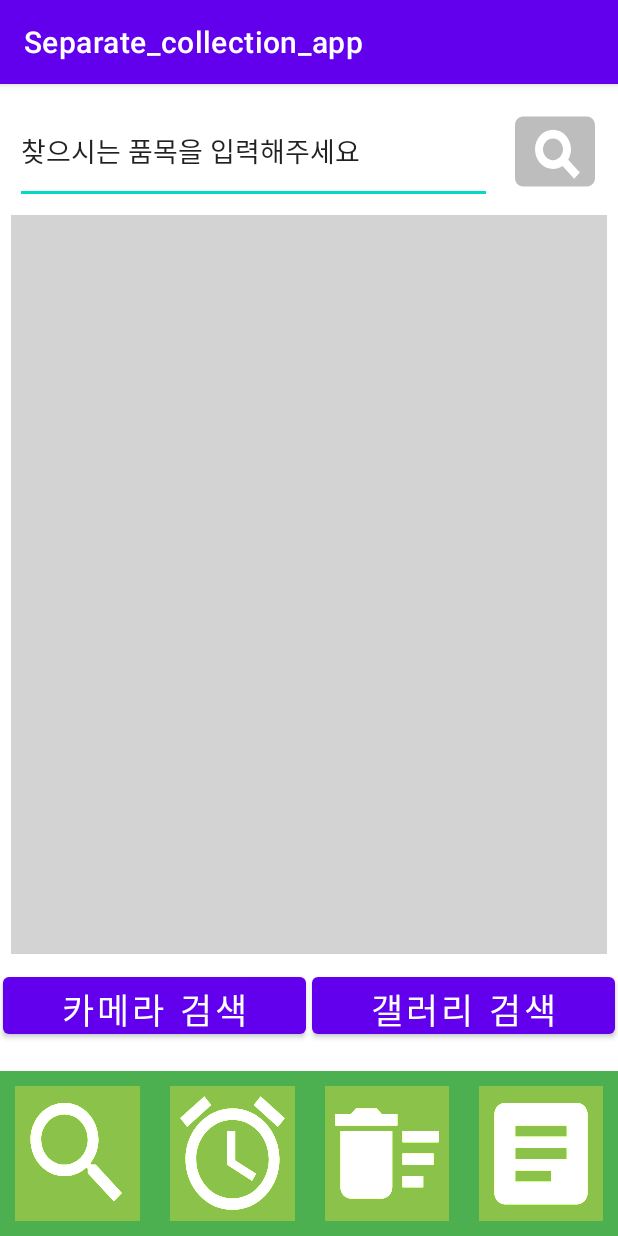
After one commit to coldDayss/Separate_collection_app, an Android app: the SearchScreenActivity screen opened directly, with no data from a screen before it, on a phone screen of 412 x 824 dp. The commit adds this screen. Run offline under Robolectric (Android 15) with nearby library versions, the phone set to English and light mode, and no system bars.

Commit message:
방승연
검색, 카메라 검색(화면만), 이미지 검색

```diff
--- /dev/null
+++ b/app/src/main/java/com/example/separate_collection_app/SearchScreenActivity.java
@@ -0,0 +1,32 @@
+package com.example.separate_collection_app;
+
+import androidx.appcompat.app.AppCompatActivity;
+
+import android.content.Intent;
+import android.os.Bundle;
+import android.view.View;
+import android.widget.Button;
+
+public class SearchScreenActivity extends AppCompatActivity {
+    Button camera_screenBtn, gallery_screenBtn;
+
+    @Override
+    protected void onCreate(Bundle savedInstanceState) {
+        super.onCreate(savedInstanceState);
+        setContentView(R.layout.activity_search_screen);
+
+        camera_screenBtn = (Button) findViewById(R.id.camera_search);
+
+        camera_screenBtn.setOnClickListener((v) -> {
+            Intent intent_camera = new Intent(getApplicationContext(), SearchCameraScreenActivity.class);
+            startActivity(intent_camera);
+        });
+
+        gallery_screenBtn = (Button) findViewById(R.id.gallery_search);
+
+        gallery_screenBtn.setOnClickListener((v) -> {
+            Intent intent_gallery = new Intent(getApplicationContext(), SearchGalleryScreenActivity.class);
+            startActivity(intent_gallery);
+        });
+    }
+}
--- /dev/null
+++ b/app/src/main/res/drawable/ic_baseline_access_alarm_24.xml
@@ -0,0 +1,10 @@
+<vector xmlns:android="http://schemas.android.com/apk/res/android"
+    android:width="24dp"
+    android:height="24dp"
+    android:viewportWidth="24"
+    android:viewportHeight="24"
+    android:tint="?attr/colorControlNormal">
+  <path
+      android:fillColor="@android:color/white"
+      android:pathData="M22,5.72l-4.6,-3.86 -1.29,1.53 4.6,3.86L22,5.72zM7.88,3.39L6.6,1.86 2,5.71l1.29,1.53 4.59,-3.85zM12.5,8L11,8v6l4.75,2.85 0.75,-1.23 -4,-2.37L12.5,8zM12,4c-4.97,0 -9,4.03 -9,9s4.02,9 9,9c4.97,0 9,-4.03 9,-9s-4.03,-9 -9,-9zM12,20c-3.87,0 -7,-3.13 -7,-7s3.13,-7 7,-7 7,3.13 7,7 -3.13,7 -7,7z"/>
+</vector>
--- /dev/null
+++ b/app/src/main/res/drawable/ic_baseline_article_24.xml
@@ -0,0 +1,10 @@
+<vector xmlns:android="http://schemas.android.com/apk/res/android"
+    android:width="24dp"
+    android:height="24dp"
+    android:viewportWidth="24"
+    android:viewportHeight="24"
+    android:tint="?attr/colorControlNormal">
+  <path
+      android:fillColor="@android:color/white"
+      android:pathData="M19,3L5,3c-1.1,0 -2,0.9 -2,2v14c0,1.1 0.9,2 2,2h14c1.1,0 2,-0.9 2,-2L21,5c0,-1.1 -0.9,-2 -2,-2zM14,17L7,17v-2h7v2zM17,13L7,13v-2h10v2zM17,9L7,9L7,7h10v2z"/>
+</vector>
--- /dev/null
+++ b/app/src/main/res/drawable/ic_baseline_delete_sweep_24.xml
@@ -0,0 +1,10 @@
+<vector xmlns:android="http://schemas.android.com/apk/res/android"
+    android:width="24dp"
+    android:height="24dp"
+    android:viewportWidth="24"
+    android:viewportHeight="24"
+    android:tint="?attr/colorControlNormal">
+  <path
+      android:fillColor="@android:color/white"
+      android:pathData="M15,16h4v2h-4zM15,8h7v2h-7zM15,12h6v2h-6zM3,18c0,1.1 0.9,2 2,2h6c1.1,0 2,-0.9 2,-2L13,8L3,8v10zM14,5h-3l-1,-1L6,4L5,5L2,5v2h12z"/>
+</vector>
--- /dev/null
+++ b/app/src/main/res/drawable/ic_baseline_pageview_24.xml
@@ -0,0 +1,10 @@
+<vector xmlns:android="http://schemas.android.com/apk/res/android"
+    android:width="24dp"
+    android:height="24dp"
+    android:viewportWidth="24"
+    android:viewportHeight="24"
+    android:tint="?attr/colorControlNormal">
+  <path
+      android:fillColor="@android:color/white"
+      android:pathData="M11.5,9C10.12,9 9,10.12 9,11.5s1.12,2.5 2.5,2.5 2.5,-1.12 2.5,-2.5S12.88,9 11.5,9zM20,4L4,4c-1.1,0 -2,0.9 -2,2v12c0,1.1 0.9,2 2,2h16c1.1,0 2,-0.9 2,-2L22,6c0,-1.1 -0.9,-2 -2,-2zM16.79,18.21l-2.91,-2.91c-0.69,0.44 -1.51,0.7 -2.39,0.7C9.01,16 7,13.99 7,11.5S9.01,7 11.5,7 16,9.01 16,11.5c0,0.88 -0.26,1.69 -0.7,2.39l2.91,2.9 -1.42,1.42z"/>
+</vector>
--- /dev/null
+++ b/app/src/main/res/drawable/ic_baseline_search_24.xml
@@ -0,0 +1,10 @@
+<vector xmlns:android="http://schemas.android.com/apk/res/android"
+    android:width="24dp"
+    android:height="24dp"
+    android:viewportWidth="24"
+    android:viewportHeight="24"
+    android:tint="?attr/colorControlNormal">
+  <path
+      android:fillColor="@android:color/white"
+      android:pathData="M15.5,14h-0.79l-0.28,-0.27C15.41,12.59 16,11.11 16,9.5 16,5.91 13.09,3 9.5,3S3,5.91 3,9.5 5.91,16 9.5,16c1.61,0 3.09,-0.59 4.23,-1.57l0.27,0.28v0.79l5,4.99L20.49,19l-4.99,-5zM9.5,14C7.01,14 5,11.99 5,9.5S7.01,5 9.5,5 14,7.01 14,9.5 11.99,14 9.5,14z"/>
+</vector>
--- /dev/null
+++ b/app/src/main/res/layout/activity_search_screen.xml
@@ -0,0 +1,135 @@
+<?xml version="1.0" encoding="utf-8"?>
+<LinearLayout xmlns:android="http://schemas.android.com/apk/res/android"
+    xmlns:app="http://schemas.android.com/apk/res-auto"
+    xmlns:tools="http://schemas.android.com/tools"
+    android:layout_width="match_parent"
+    android:layout_height="match_parent"
+    tools:context=".SearchScreenActivity"
+    android:orientation="vertical">
+
+    <LinearLayout
+        android:layout_marginTop="10dp"
+        android:layout_width="match_parent"
+        android:layout_height="0dp"
+        android:layout_weight="1"
+        android:orientation="horizontal">
+
+        <EditText
+            android:id="@+id/search_bar"
+            android:layout_width="0dp"
+            android:layout_height="match_parent"
+            android:layout_gravity="bottom"
+            android:layout_marginLeft="10dp"
+            android:layout_marginRight="10dp"
+            android:layout_weight="5"
+            android:text="찾으시는 품목을 입력해주세요"
+            android:textSize="18dp" />
+
+        <Button
+            android:id="@+id/search_button"
+            android:layout_width="0dp"
+            android:layout_height="match_parent"
+            android:layout_gravity="center"
+            android:layout_marginRight="10dp"
+            android:layout_weight="1"
+            android:background="@drawable/ic_baseline_pageview_24"
+            app:backgroundTint="#BDBDBD" />
+
+    </LinearLayout>
+
+    <LinearLayout
+        android:id="@+id/cearchView"
+        android:layout_width="match_parent"
+        android:layout_height="0dp"
+        android:layout_margin="7dp"
+        android:layout_weight="7"
+        android:background="#D3D3D3">
+
+        <ScrollView
+            android:id="@+id/cearchViewList"
+            android:layout_width="match_parent"
+            android:layout_height="wrap_content">
+
+
+        </ScrollView>
+
+
+    </LinearLayout>
+
+    <LinearLayout
+        android:layout_width="match_parent"
+        android:layout_height="0dp"
+        android:orientation="horizontal"
+        android:layout_weight="1">
+
+        <Button
+            android:id="@+id/camera_search"
+            android:layout_width="match_parent"
+            android:layout_height="50dp"
+            android:text="카메라 검색"
+            android:textSize="23sp"
+            android:layout_margin="2dp"
+            android:layout_weight="1"/>
+
+        <Button
+            android:id="@+id/gallery_search"
+            android:layout_width="match_parent"
+            android:layout_height="50dp"
+            android:text="갤러리 검색"
+            android:textSize="23dp"
+            android:layout_margin="2dp"
+            android:layout_weight="1"/>
+
+    </LinearLayout>
+
+    <LinearLayout
+        android:layout_width="match_parent"
+        android:layout_height="110dp"
+        android:background="#4CAF50"
+        android:orientation="horizontal">
+
+        <Button
+            android:id="@+id/search_screen_btn"
+            android:layout_width="match_parent"
+            android:layout_height="match_parent"
+            android:layout_margin="10dp"
+            android:layout_weight="1"
+            android:background="@drawable/ic_baseline_search_24"
+            app:backgroundTint="#8BC34A"
+            app:backgroundTintMode="add"
+            app:iconTint="#FFFFFF" />
+
+        <Button
+            android:id="@+id/alarm_screen_btn"
+            android:layout_width="match_parent"
+            android:layout_height="match_parent"
+            android:layout_margin="10dp"
+            android:layout_weight="1"
+            android:background="@drawable/ic_baseline_access_alarm_24"
+            app:backgroundTint="#8BC34A"
+            app:backgroundTintMode="add" />
+
+        <Button
+            android:id="@+id/seperate_screen_btn"
+            android:layout_width="match_parent"
+            android:layout_height="match_parent"
+            android:layout_margin="10dp"
+            android:layout_weight="1"
+            android:background="@drawable/ic_baseline_delete_sweep_24"
+            app:backgroundTint="#8BC34A"
+            app:backgroundTintMode="add" />
+
+        <Button
+            android:id="@+id/historty_screen_btn"
+            android:layout_width="match_parent"
+            android:layout_height="match_parent"
+            android:layout_margin="10dp"
+            android:layout_weight="1"
+            android:background="@drawable/ic_baseline_article_24"
+            app:backgroundTint="#8BC34A"
+            app:backgroundTintMode="add" />
+
+    </LinearLayout>
+
+
+</LinearLayout>
```
Also changed, not shown: app/src/main/AndroidManifest.xml (+6 -4 lines), app/src/main/java/com/example/separate_collection_app/MainActivity.java (+9 -0 lines), app/src/main/java/com/example/separate_collection_app/SearchCameraScreenActivity.java (added, +25 -0 lines), app/src/main/java/com/example/separate_collection_app/SearchGalleryScreenActivity.java (added, +53 -0 lines), app/src/main/res/drawable/ic_baseline_arrow_back_ios_24.xml (added, +10 -0 lines), app/src/main/res/drawable/ic_baseline_navigate_before_24.xml (added, +10 -0 lines), app/src/main/res/drawable/ic_baseline_photo_camera_24.xml (added, +13 -0 lines), app/src/main/res/drawable/ic_baseline_photo_size_select_actual_24.xml (added, +10 -0 lines), app/src/main/res/layout/activity_search_camera_screen.xml (added, +86 -0 lines), app/src/main/res/layout/activity_search_gallery_screen.xml (added, +87 -0 lines).
